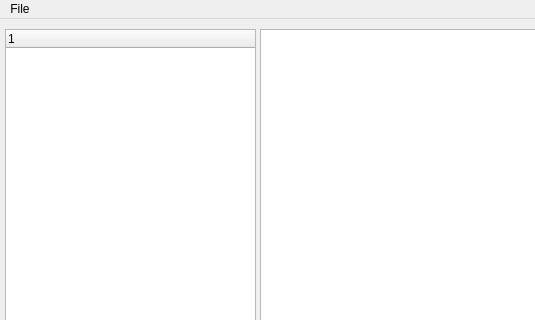
The window that program/g.ui (Gordarg/gordarg.github.io) describes before a commit, drawn with Qt 5; both pictures show x 0 to 535 and y 0 to 320 of the 748 by 415 pixel window.
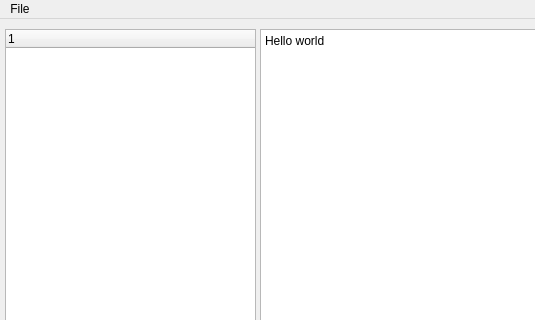
The same window after the commit.

What changed in the file:
```diff
--- a/program/g.ui
+++ b/program/g.ui
@@ -23,6 +23,9 @@
       <height>351</height>
      </rect>
     </property>
+    <property name="plainText">
+     <string>Hello world</string>
+    </property>
    </widget>
    <widget class="QTreeWidget" name="treeWidget">
     <property name="geometry">
```
Left out of the diff: 6 changed lines with no effect on the pictures.
